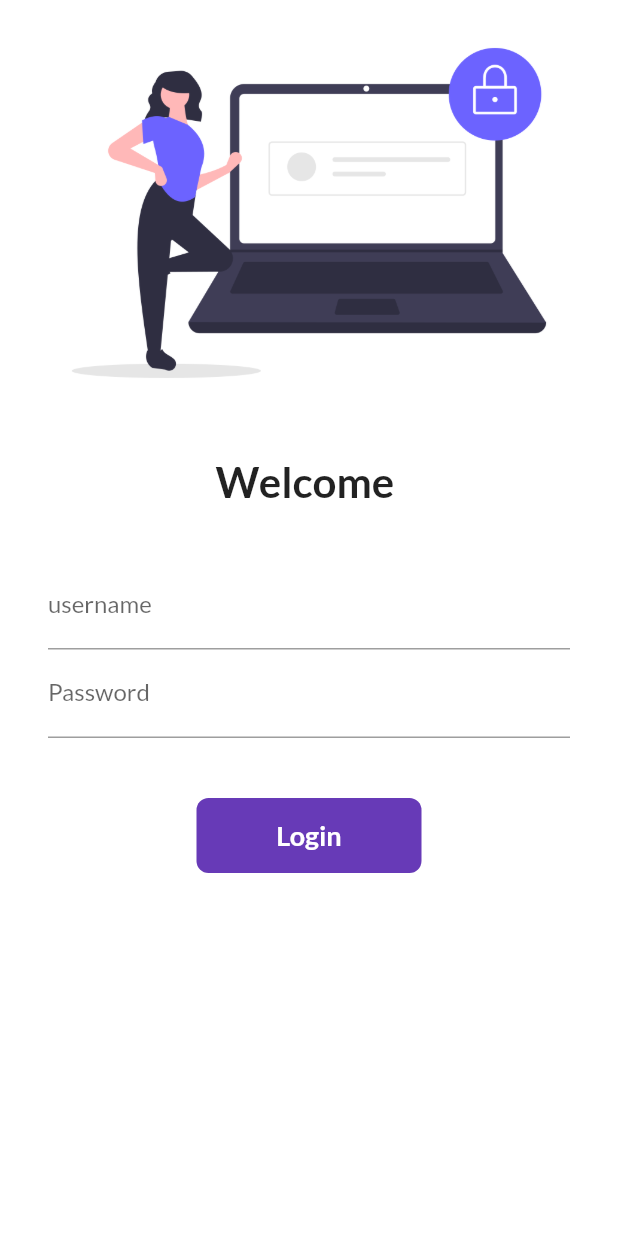
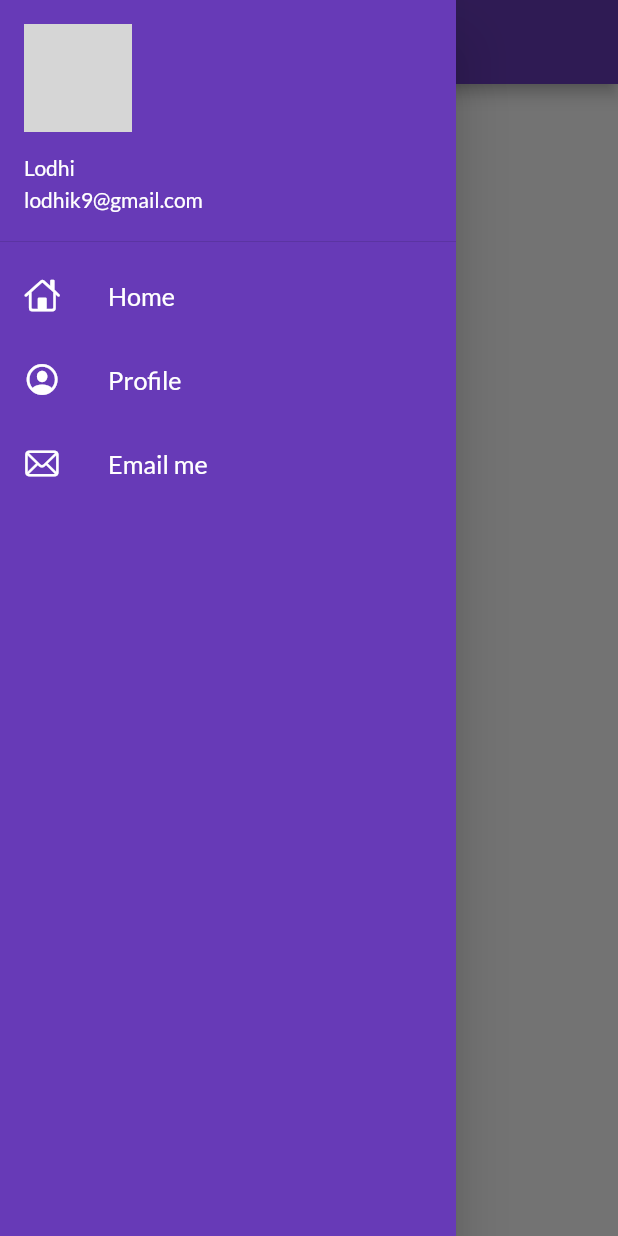
Before and after one commit to lodhik9/Flutter-Catalog, a Flutter app: the screen it shows after launch, with the side drawer open (before the commit the screen has no drawer), on a phone screen of 412 x 824 dp. Run offline on Flutter 3.47's test engine with Material 2 defaults, Android fonts, the phone set to English and light mode, and no system bars; our stand-ins replace google_fonts; network calls fail; grey boxes are pictures that could not be loaded.

Commit message:
Day 7 completed

```diff
--- a/lib/main.dart
+++ b/lib/main.dart
@@ -22,7 +22,8 @@ class MyApp extends StatelessWidget {
       ),
       darkTheme:
           ThemeData(brightness: Brightness.dark, primarySwatch: Colors.red),
-      initialRoute: "/login",
+      debugShowCheckedModeBanner: false,
+      initialRoute: "/home",
       routes: {
         "/": (context) => HomePage(),
         MyRoutes.homeRoute: (context) => HomePage(),
--- a/lib/pages/home_page.dart
+++ b/lib/pages/home_page.dart
@@ -1,5 +1,7 @@
 import 'package:flutter/material.dart';
 import 'package:flutter_catalog/utils/routes.dart';
+
+import '../widgets/drawer.dart';
 
 class HomePage extends StatelessWidget {
   final int days = 30;
@@ -30,7 +32,7 @@ class HomePage extends StatelessWidget {
           ],
         ),
       ),
-      drawer: Drawer(),
+      drawer: MyDrawer(),
     );
   }
 }
--- /dev/null
+++ b/lib/widgets/drawer.dart
@@ -0,0 +1,57 @@
+import 'package:flutter/cupertino.dart';
+import 'package:flutter/material.dart';
+
+class MyDrawer extends StatelessWidget {
+  @override
+  Widget build(BuildContext context) {
+    final imageUrl =
+        "https://upload.wikimedia.org/wikipedia/commons/3/33/Tom_Cruise_by_Gage_Skidmore_2.jpg";
+    return Drawer(
+      child: Container(
+        color: Colors.deepPurple,
+        child: ListView(
+          // padding: EdgeInsets.zero,
+          children: [
+            DrawerHeader(
+              padding: EdgeInsets.zero,
+              child: UserAccountsDrawerHeader(
+                // decoration: BoxDecoration(color: Colors.red),
+                margin: EdgeInsets.zero,
+                accountName: Text("Lodhi"),
+                accountEmail: Text("lodhik9@gmail.com"),
+                currentAccountPicture: CircleAvatar(
+                  backgroundImage: NetworkImage(imageUrl),
+                ),
+              ),
+            ),
+            ListTile(
+              leading: Icon(CupertinoIcons.home, color: Colors.white),
+              title: Text(
+                "Home",
+                textScaleFactor: 1.2,
+                style: TextStyle(color: Colors.white),
+              ),
+            ),
+            ListTile(
+              leading:
+                  Icon(CupertinoIcons.profile_circled, color: Colors.white),
+              title: Text(
+                "Profile",
+                textScaleFactor: 1.2,
+                style: TextStyle(color: Colors.white),
+              ),
+            ),
+            ListTile(
+              leading: Icon(CupertinoIcons.mail, color: Colors.white),
+              title: Text(
+                "Email me",
+                textScaleFactor: 1.2,
+                style: TextStyle(color: Colors.white),
+              ),
+            )
+          ],
+        ),
+      ),
+    );
+  }
+}
--- a/pubspec.yaml
+++ b/pubspec.yaml
@@ -34,6 +34,7 @@ dependencies:
   # The following adds the Cupertino Icons font to your application.
   # Use with the CupertinoIcons class for iOS style icons.
   cupertino_icons: ^1.0.2
+  intl: ^0.17.0
 
 dev_dependencies:
   flutter_test:
```
Also changed, not shown: lib/pages/login_page.dart (+45 -13 lines), pubspec.lock.
